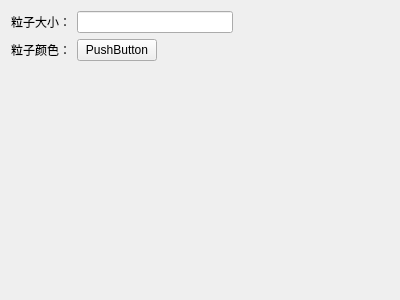
Above: src/DataVisualization/3D/Particle3dConfigWidget.ui from BeQuiet1228/FreeCAD before the change. Below: the same form after it.
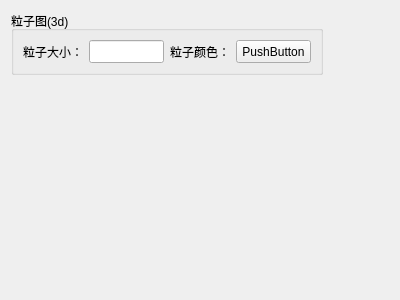
That is the form after the change.

Commit message: 重构ConfigWidget窗口相关

Diff of the .ui file:
```diff
--- a/src/DataVisualization/3D/Particle3dConfigWidget.ui
+++ b/src/DataVisualization/3D/Particle3dConfigWidget.ui
@@ -13,66 +13,79 @@
   <property name="windowTitle">
    <string>Form</string>
   </property>
+  <layout class="QGridLayout" name="gridLayout_2">
+   <item row="0" column="0">
+    <widget class="QGroupBox" name="groupBox">
+     <property name="title">
+      <string>粒子图(3d)</string>
+     </property>
   <layout class="QGridLayout" name="gridLayout">
    <item row="0" column="0">
-    <layout class="QHBoxLayout" name="horizontalLayout">
-     <item>
       <widget class="QLabel" name="label">
        <property name="text">
         <string>粒子大小：</string>
        </property>
       </widget>
      </item>
-     <item>
-      <widget class="QLineEdit" name="particleSize"/>
-     </item>
-     <item>
-      <spacer name="horizontalSpacer">
-       <property name="orientation">
-        <enum>Qt::Horizontal</enum>
-       </property>
-       <property name="sizeHint" stdset="0">
+      <item row="0" column="1">
+       <widget class="QLineEdit" name="particleSize">
+        <property name="minimumSize">
+         <size>
+          <width>75</width>
+          <height>23</height>
+         </size>
+        </property>
+        <property name="maximumSize">
         <size>
-         <width>40</width>
-         <height>20</height>
-        </size>
-       </property>
-      </spacer>
-     </item>
-    </layout>
-   </item>
-   <item row="1" column="0">
-    <layout class="QHBoxLayout" name="horizontalLayout_2">
-     <item>
+          <width>75</width>
+          <height>23</height>
+         </size>
+        </property>
+       </widget>
+      </item>
+      <item row="0" column="2">
       <widget class="QLabel" name="label_2">
        <property name="text">
         <string>粒子颜色：</string>
        </property>
       </widget>
      </item>
-     <item>
+      <item row="0" column="3">
       <widget class="QPushButton" name="particleColor">
+        <property name="minimumSize">
+         <size>
+          <width>75</width>
+          <height>23</height>
+         </size>
+        </property>
+        <property name="maximumSize">
+         <size>
+          <width>75</width>
+          <height>23</height>
+         </size>
+        </property>
        <property name="text">
         <string>PushButton</string>
        </property>
       </widget>
      </item>
-     <item>
-      <spacer name="horizontalSpacer_2">
+     </layout>
+    </widget>
+   </item>
+   <item row="0" column="1">
+    <spacer name="horizontalSpacer">
        <property name="orientation">
         <enum>Qt::Horizontal</enum>
        </property>
        <property name="sizeHint" stdset="0">
         <size>
-         <width>40</width>
+       <width>65</width>
          <height>20</height>
         </size>
        </property>
       </spacer>
      </item>
-    </layout>
-   </item>
-   <item row="2" column="0">
+   <item row="1" column="0">
     <spacer name="verticalSpacer">
      <property name="orientation">
       <enum>Qt::Vertical</enum>
```
Lines whose indentation alone changed are shown as unchanged. The commit also changes 20 other files.
